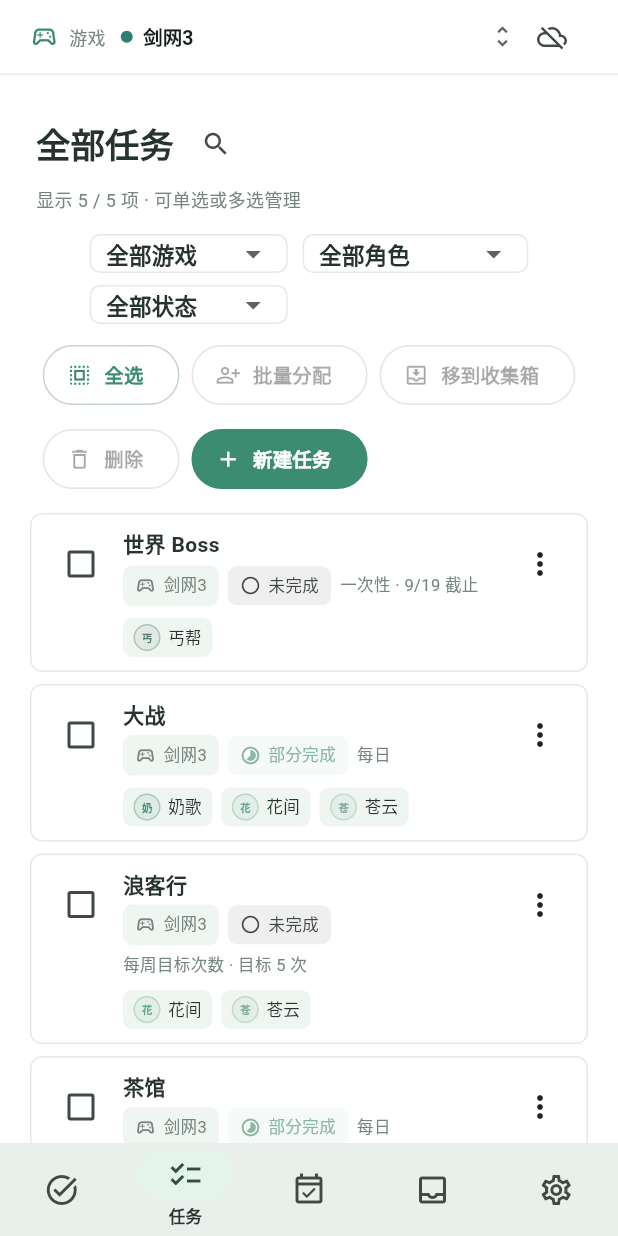
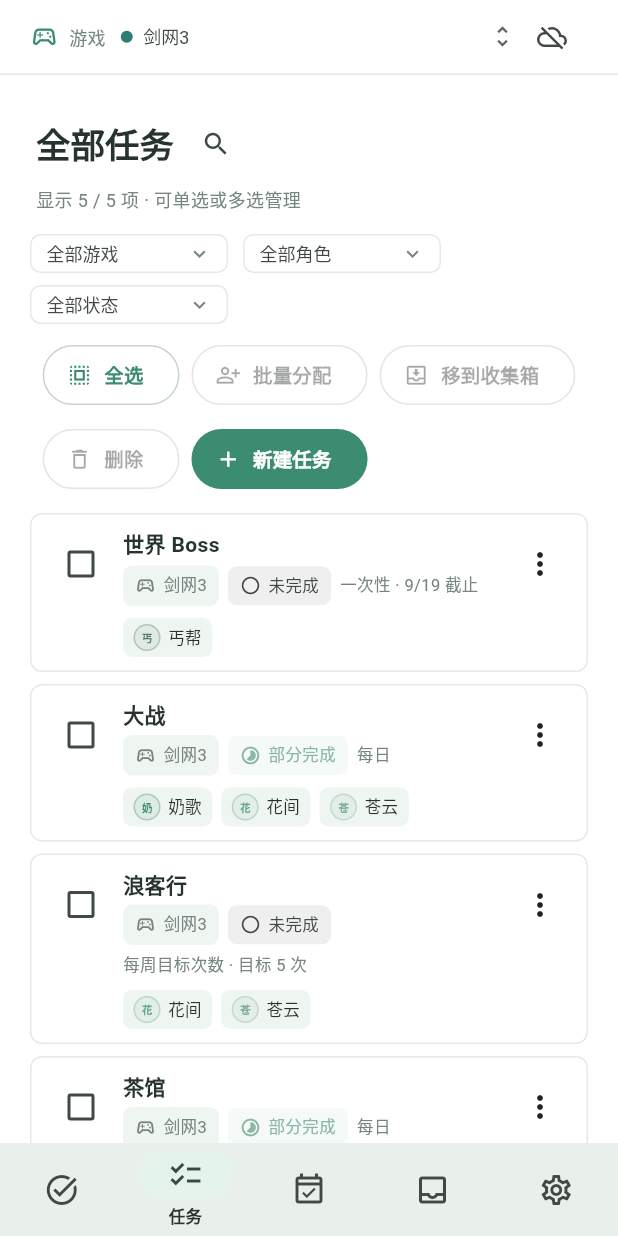
Before and after one commit to cyan77/jx3_tasks, a Flutter app: the screen it shows after launch, item 2 of the bottom bar chosen, on a phone screen of 412 x 824 dp. Run offline on Flutter 3.47's test engine with Material 3 defaults, Android fonts, the phone set to English and light mode, and no system bars; our stand-ins replace file_picker, package_info_plus, shared_preferences; missing offline and left inert: webdav_client; Roboto replaces fonts that are missing (Arial).

Commit message:
统一筛选控件对齐和字重

```diff
--- a/lib/ui/home_shell.dart
+++ b/lib/ui/home_shell.dart
@@ -188,9 +188,10 @@ class _GameBar extends StatelessWidget {
                 focusColor: Colors.transparent,
                 icon: const Icon(Icons.unfold_more, size: 18),
                 style: TextStyle(
-                    fontSize: 13,
-                    fontWeight: FontWeight.w600,
-                    color: Theme.of(context).colorScheme.onSurface),
+                    fontSize: 12,
+                    fontWeight: FontWeight.w400,
+                    color:
+                        Theme.of(context).colorScheme.onSurfaceVariant),
                 items: state.games
                     .map((game) => DropdownMenuItem(
                           value: game.id,
--- a/lib/ui/screens/matrix_screen.dart
+++ b/lib/ui/screens/matrix_screen.dart
@@ -87,6 +87,8 @@ class _MatrixScreenState extends State<MatrixScreen> {
       ),
       Padding(
         padding: const EdgeInsets.fromLTRB(20, 0, 20, 10),
+        child: Align(
+          alignment: Alignment.centerLeft,
           child: _FilterBar(
             games: state.games,
             characters: _filterCharacters,
@@ -98,8 +100,8 @@ class _MatrixScreenState extends State<MatrixScreen> {
               selectedTemplateIds.clear();
               if (characterFilterId != null &&
                   characterFilterId != _FilterBar.inboxValue &&
-                !_filterCharacters
-                    .any((character) => character.id == characterFilterId)) {
+                  !_filterCharacters.any(
+                      (character) => character.id == characterFilterId)) {
                 characterFilterId = null;
               }
             }),
@@ -112,6 +114,7 @@ class _MatrixScreenState extends State<MatrixScreen> {
               selectedTemplateIds.clear();
             }),
             onReset: _hasActiveFilters ? _resetFilters : null,
+          ),
         ),
       ),
       Padding(
@@ -577,6 +580,13 @@ class _FilterDropdown<T> extends StatelessWidget {
             child: DropdownButton<T>(
               value: value,
               isDense: true,
+              icon: const Icon(Icons.expand_more,
+                  size: 16, color: AppTheme.muted),
+              style: TextStyle(
+                fontSize: 12,
+                fontWeight: FontWeight.w400,
+                color: Theme.of(context).colorScheme.onSurfaceVariant,
+              ),
               items: items,
               onChanged: onChanged,
             ),
```
Also changed, not shown: lib/ui/screens/calendar_screen.dart (+8 -1 lines), 1 other file. Lines whose indentation alone changed are shown as unchanged.
